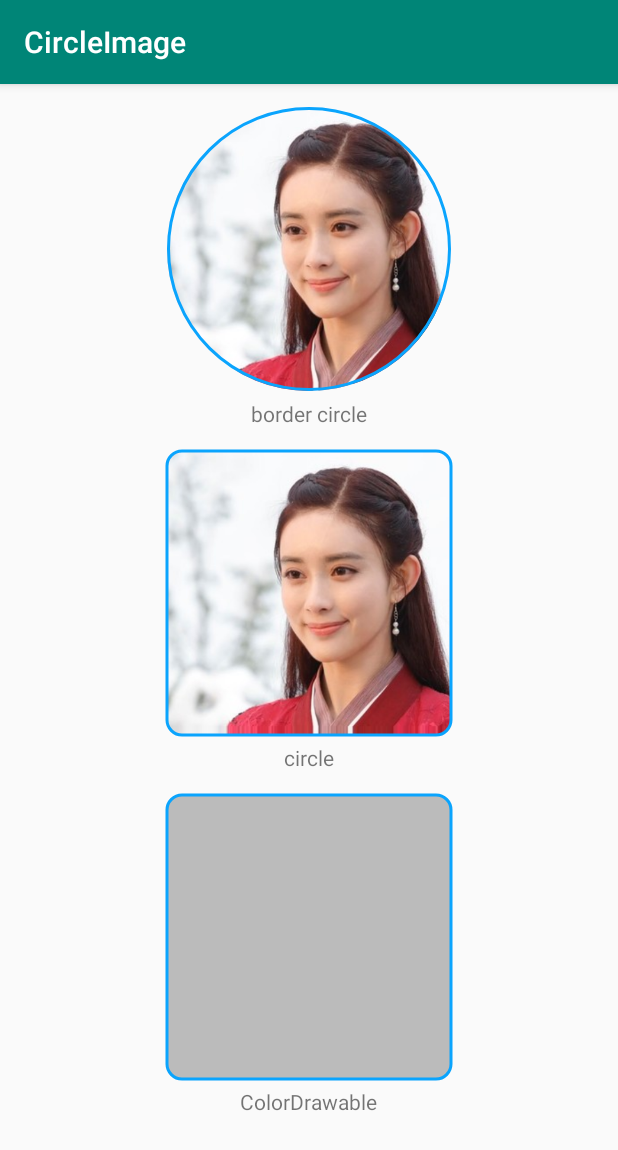
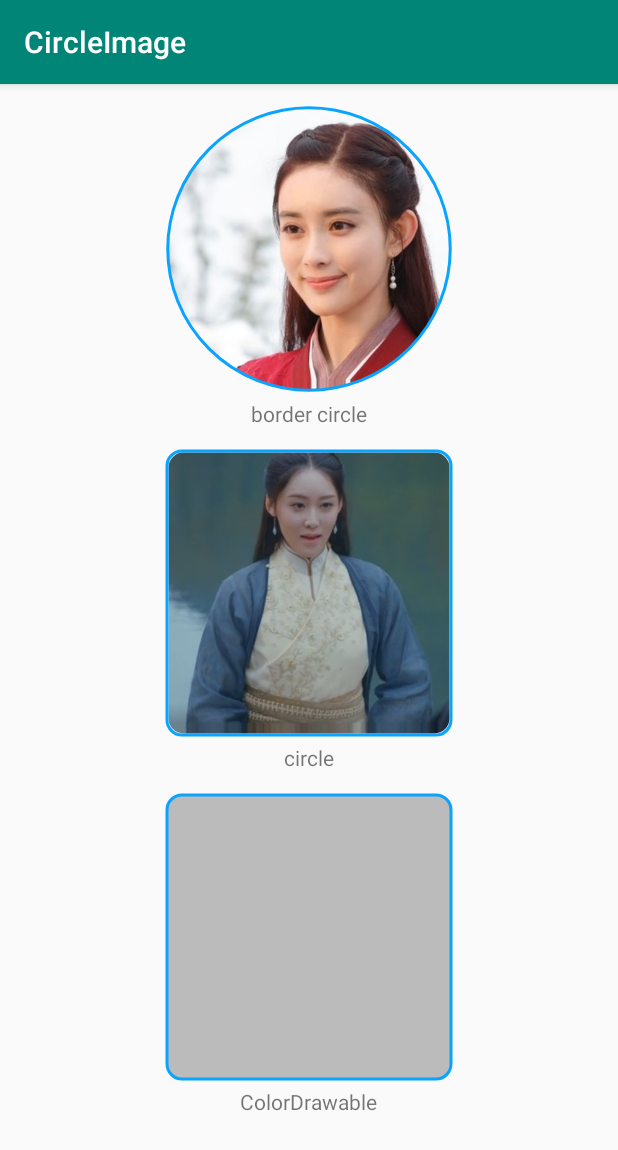
Before and after one commit to xiexiang89/AndroidWidgets, an Android app: the CircleImageActivity screen opened directly, with no data from a screen before it, on a phone screen of 412 x 824 dp. Shown: the top 1150 px of the screen. Run offline under Robolectric (Android 15) with nearby library versions, the phone set to English and light mode, and no system bars.

Commit message:
Modify RoundedImaeView

```diff
--- a/app/src/main/res/layout/circle_image_activity.xml
+++ b/app/src/main/res/layout/circle_image_activity.xml
@@ -19,6 +19,7 @@
             android:padding="5dp"
             app:borderSize="@dimen/default_circle_border_size"
             app:roundRadius="10dp"
+            app:borderOver="false"
             app:isCircle="true"/>
         <TextView
             android:layout_width="wrap_content"
@@ -35,10 +36,11 @@
             android:layout_width="200dp"
             android:layout_height="200dp"
             android:layout_gravity="center"
-            android:src="@drawable/yehongyu"
+            android:src="@drawable/qishijie"
             app:borderSize="@dimen/default_circle_border_size"
             android:padding="5dp"
             app:roundRadius="10dp"
+            app:borderOver="false"
             app:isCircle="false"/>
         <TextView
             android:layout_width="wrap_content"
--- a/widgetlibs/src/main/java/com/edgar/widget/RoundedImageView.java
+++ b/widgetlibs/src/main/java/com/edgar/widget/RoundedImageView.java
@@ -47,6 +47,7 @@ public class RoundedImageView extends AppCompatImageView {
     private float[] mRoundRadiusArray;
     private boolean mIsCircle;  //圆形
     private boolean mSupportRounded;
+    private boolean mBorderOver;
 
     public RoundedImageView(Context context) {
         this(context, null);
@@ -69,6 +70,7 @@ public class RoundedImageView extends AppCompatImageView {
         TypedArray ta = context.obtainStyledAttributes(attrs,R.styleable.RoundedImageView,defStyleAttr,0);
         int borderColor = ta.getColor(R.styleable.RoundedImageView_borderColor,res.getColor(R.color.default_circle_border_color));
         mBorderSize = ta.getDimensionPixelSize(R.styleable.RoundedImageView_borderSize,0);
+        mBorderOver = ta.getBoolean(R.styleable.RoundedImageView_borderOver,true);
         mIsCircle = ta.getBoolean(R.styleable.RoundedImageView_isCircle,false);
         mSupportRounded = ta.getBoolean(R.styleable.RoundedImageView_supportRounded,true);
         mBitmapRadius = ta.getDimension(R.styleable.RoundedImageView_roundRadius,0);
@@ -201,8 +203,12 @@ public class RoundedImageView extends AppCompatImageView {
         //set bitmap and border bounds
         mBorderRectF.set(pLeft,pTop,pLeft + availableWidth, pTop + availableHeight);
         mBitmapRectF.set(mBorderRectF);
+        float offset = mBorderSize/2f;
+        if (!mBorderOver && mBorderSize > 0) {
+            mBitmapRectF.inset(offset,offset);
+        }
         if (mIsCircle) {
-            mCircleBorderRadius = Math.min((mBorderRectF.width()-mBorderSize)/2f,(mBorderRectF.height()-mBorderSize)/2f);
+            mCircleBorderRadius = Math.min((mBorderRectF.width()-offset)/2f,(mBorderRectF.height()-offset)/2f);
             mBitmapRadius = Math.min(mBitmapRectF.width()/2f,mBitmapRectF.height()/2f);
         }
         //update image matrix
--- a/widgetlibs/src/main/res/values/circle_image_attrs.xml
+++ b/widgetlibs/src/main/res/values/circle_image_attrs.xml
@@ -4,6 +4,7 @@
         <attr name="supportRounded" format="boolean|reference"/>
         <attr name="borderColor" format="reference|color"/>
         <attr name="borderSize" format="reference|dimension"/>
+        <attr name="borderOver" format="reference|boolean"/>
         <attr name="isCircle" format="boolean|reference"/>
         <attr name="roundRadius" format="dimension|reference"/>
         <attr name="roundTopLeftRadius" format="dimension|reference"/>
```
